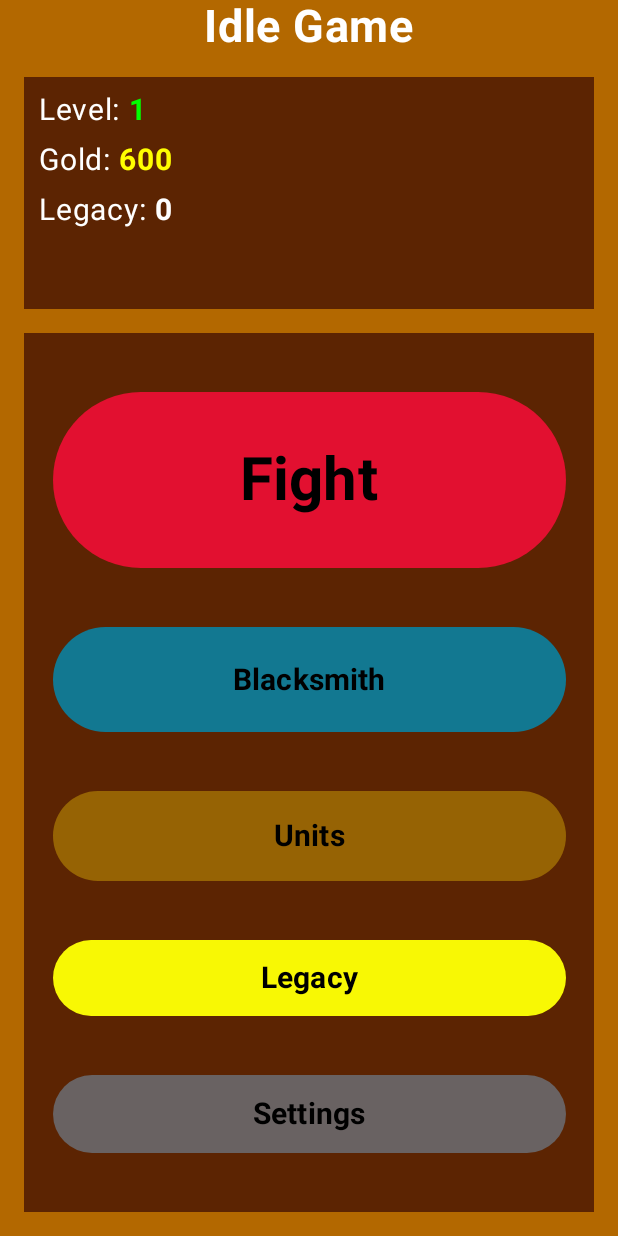
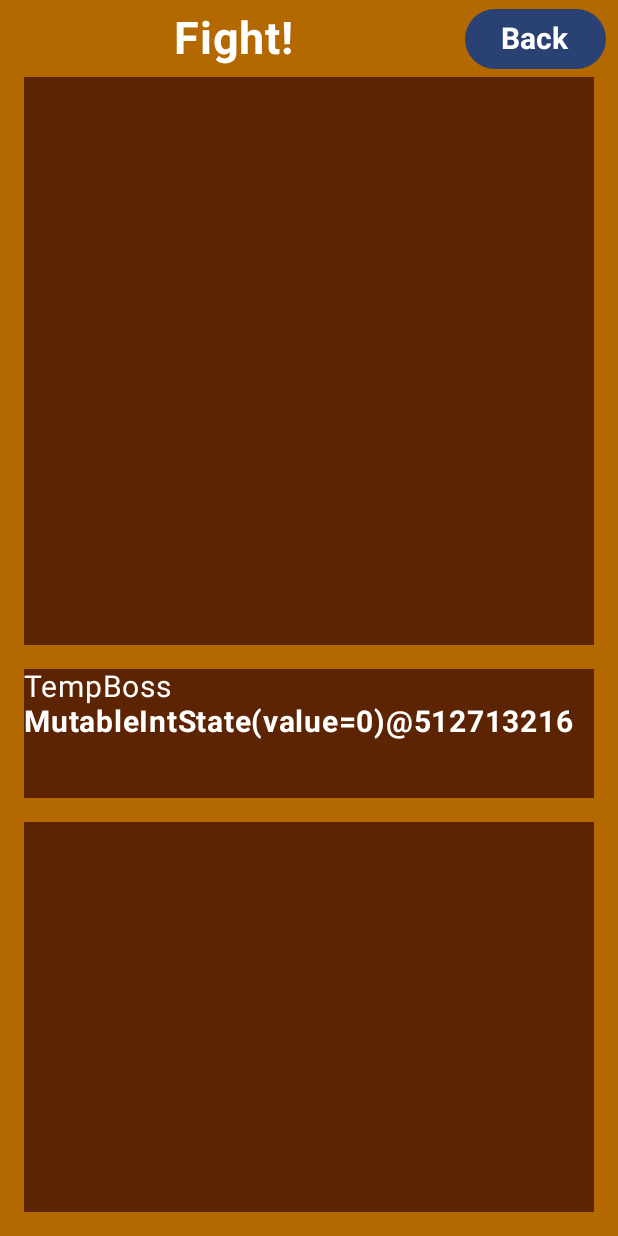
Before and after one commit to Remmy7/semestralnaPraca_VAMZ, an Android app built with Jetpack Compose: the screen it shows after launch (MainActivity), after a tap on "Fight", on a phone screen of 412 x 824 dp. Run offline under Robolectric (Android 15) with nearby library versions, the phone set to English and light mode, and no system bars.

Commit message:
Pridanie navigácie na fightmenu a naspäť, práca na viewmodeli fightmenu, výpis fightmenu

```diff
--- a/app/src/main/java/com/example/semestralnapraca_vamz/MainActivity.kt
+++ b/app/src/main/java/com/example/semestralnapraca_vamz/MainActivity.kt
@@ -14,8 +14,12 @@ import androidx.compose.runtime.Composable
 import androidx.compose.runtime.remember
 import androidx.compose.ui.Modifier
 import androidx.compose.ui.tooling.preview.Preview
+import androidx.navigation.NavHostController
+import androidx.navigation.compose.NavHost
+import androidx.navigation.compose.composable
+import androidx.navigation.compose.rememberNavController
+import com.example.semestralnapraca_vamz.ui.FightMenu
 import com.example.semestralnapraca_vamz.ui.MainMenu
-import com.example.semestralnapraca_vamz.ui.navController
 import com.example.semestralnapraca_vamz.ui.theme.SemestralnaPraca_VAMZTheme
 import com.example.semestralnapraca_vamz.viewModels.MainMenuViewModel
 
@@ -32,10 +36,19 @@ class MainActivity : ComponentActivity() {
                     modifier = Modifier.fillMaxSize(),
                     color = MaterialTheme.colorScheme.background
                 ) {
+                    val navController = rememberNavController()
                     val isLandscape = remember {
                         resources.configuration.orientation == Configuration.ORIENTATION_LANDSCAPE
                     }
-                    MainMenu(this, isLandscape)
+                    val context: Context = this
+                    NavHost(navController = navController, startDestination = "main_menu") {
+                        composable("main_menu") {
+                            MainMenu(context, isLandscape, navController)
+                        }
+                        composable("fight_menu") {
+                            FightMenu(context, isLandscape, navController)
+                        }
+                    }
                 }
             }
         }
@@ -48,8 +61,14 @@ class MainActivity : ComponentActivity() {
         UnitsMenu,
         LegacyMenu
     }
-
-
-
-
+    fun navigateTo(screen: IdleGameScreen, navController: NavHostController) {
+        when (screen) {
+            IdleGameScreen.BlacksmithMenu -> navController.navigate("blacksmith_menu")
+            IdleGameScreen.FightMenu -> navController.navigate("fight_menu")
+            IdleGameScreen.LegacyMenu -> navController.navigate("legacy_menu")
+            IdleGameScreen.MainMenu -> navController.navigate("main_menu")
+            IdleGameScreen.SettingsMenu -> navController.navigate("settings_menu")
+            IdleGameScreen.UnitsMenu -> navController.navigate("units_menu")
+        }
+    }
 }
--- a/app/src/main/java/com/example/semestralnapraca_vamz/SharedPreferencesHelper.kt
+++ b/app/src/main/java/com/example/semestralnapraca_vamz/SharedPreferencesHelper.kt
@@ -19,6 +19,7 @@ object SharedPreferencesHelper {
         val _monsterLevel = "monsterLevel"
         val _monsterHealth = "monsterHealth"
         val _monsterMaxHealth = "monsterMaxHealth"
+        val _monsterName = "monsterName"
 
         val _wizardLevel = "wizardLevel"
         val _wizardWeaponLevel = "wizardWeaponLevel"
@@ -77,6 +78,9 @@ object SharedPreferencesHelper {
 
     fun saveMonsterMaxHealth(preferenceHelper: SharedPreferences, monsterMaxHealth: Int) {
         preferenceHelper.edit().putInt(PreferenceHelper._monsterMaxHealth, monsterMaxHealth).apply()
+    }
+    fun saveMonsterName(preferenceHelper: SharedPreferences, monsterName: String) {
+        preferenceHelper.edit().putString(PreferenceHelper._monsterName, monsterName).apply()
     }
 
     fun saveWizardLevel(preferenceHelper: SharedPreferences, wizardLevel: Int) {
@@ -175,6 +179,9 @@ object SharedPreferencesHelper {
     fun getMonsterMaxHealth(preferenceHelper: SharedPreferences): Int {
         return preferenceHelper.getInt(PreferenceHelper._monsterMaxHealth, 0)
     }
+    fun getMonsterName(preferenceHelper: SharedPreferences): String? {
+        return preferenceHelper.getString(PreferenceHelper._monsterName, "TempBoss")
+    }
 
     fun getWizardLevel(preferenceHelper: SharedPreferences): Int {
         return preferenceHelper.getInt(PreferenceHelper._wizardLevel, 0)
--- a/app/src/main/java/com/example/semestralnapraca_vamz/ui/FightMenu.kt
+++ b/app/src/main/java/com/example/semestralnapraca_vamz/ui/FightMenu.kt
@@ -14,57 +14,84 @@ import androidx.compose.ui.Modifier
 import androidx.compose.ui.graphics.Color
 import androidx.compose.ui.platform.LocalContext
 import androidx.compose.ui.text.font.FontWeight
+import androidx.compose.ui.text.style.TextAlign
 import androidx.compose.ui.tooling.preview.Preview
 import androidx.compose.ui.unit.dp
 import androidx.compose.ui.unit.sp
+import androidx.navigation.NavController
+import androidx.navigation.compose.rememberNavController
 import com.example.semestralnapraca_vamz.viewModels.FightMenuViewModel
 
 var landscape: Boolean = false
 @Composable
 fun FightMenu(
     context: Context,
-    isLandscape: Boolean
+    isLandscape: Boolean,
+    navController: NavController
 ) {
     val viewModel = FightMenuViewModel(context)
     landscape = isLandscape
-    FightMenuContent(isLandscape, viewModel)
+    FightMenuContent(isLandscape, viewModel, navController)
 }
 
 @Composable
 fun FightMenuContent(
     isLandscape: Boolean,
-    viewModel: FightMenuViewModel
+    viewModel: FightMenuViewModel,
+    navController: NavController
 ) {
     if (isLandscape) {
-        LandscapeLayout(viewModel)
+        LandscapeLayout(viewModel, navController)
     } else {
-        PortraitLayout(viewModel)
+        PortraitLayout(viewModel, navController)
     }
 }
 
 @Composable
 fun PortraitLayout(
-    viewModel: FightMenuViewModel
+    viewModel: FightMenuViewModel,
+    navController: NavController
 ) {
     Column(
         modifier = Modifier
             .fillMaxSize()
             .background(Color(0xFFB36800))
     ) {
+
+        Row(
+            modifier = Modifier.fillMaxWidth(),
+            verticalAlignment = Alignment.CenterVertically
+
+        ) {
             Text(
                 text = "Fight!",
                 modifier = Modifier
-                .padding(bottom = 8.dp, top=8.dp)
-                .align(Alignment.CenterHorizontally),
+                    .padding(bottom = 8.dp, top = 8.dp)
+                    .weight(1f)
+                    .wrapContentWidth(Alignment.CenterHorizontally),
                 style = MaterialTheme.typography.bodyLarge.copy(fontSize = 30.sp),
                 color = Color.White,
-            fontWeight = FontWeight.Bold
+                fontWeight = FontWeight.Bold,
+                textAlign = TextAlign.Center
             )
+            Button(
+                onClick = {
+                    navController.navigate("main_menu")
+                },
+                modifier = Modifier
+                    .padding(end = 8.dp)
+                ) {
+                Text(text = "Back", fontSize = 20.sp, fontWeight = FontWeight.Bold)
+            }
+        }
+
+
+
         Column(
             modifier = Modifier
                 .fillMaxHeight(0.4f)
                 .fillMaxWidth()
-                .padding(start= 16.dp, end = 16.dp)
+                .padding(start = 16.dp, end = 16.dp)
                 .background(Color(0xFF5C2402)),
             verticalArrangement = Arrangement.SpaceEvenly
         )
@@ -75,7 +102,7 @@ fun PortraitLayout(
             modifier = Modifier
                 .fillMaxHeight(0.15f)
                 .fillMaxWidth()
-                .padding(start= 16.dp, end = 16.dp)
+                .padding(start = 16.dp, end = 16.dp)
                 .background(Color(0xFF5C2402)),
             verticalArrangement = Arrangement.SpaceEvenly
         )
@@ -91,14 +118,13 @@ fun PortraitLayout(
                 .background(Color(0xFF5C2402)),
         )
         {
-
-
+            monsterStats(viewModel, landscape)
         }
         Column(
             modifier = Modifier
                 .fillMaxHeight()
                 .fillMaxWidth()
-                .padding(start=16.dp, end=16.dp, bottom=16.dp)
+                .padding(start = 16.dp, end = 16.dp, bottom = 16.dp)
                 .background(Color(0xFF5C2402)),
             verticalArrangement = Arrangement.SpaceEvenly
         )
@@ -109,6 +135,64 @@ fun PortraitLayout(
 
 
     }
+}
+@Composable
+fun monsterStats(
+    viewModel: FightMenuViewModel,
+    isLandscape: Boolean
+) {
+    val monsterName = viewModel.monsterName
+    val monsterLevel = viewModel.monsterLevel
+    val monsterHealth = viewModel.monsterHealth
+    val monsterMaxHealth = viewModel.monsterMaxHealth
+
+    if (isLandscape) {
+        Row(
+            modifier = Modifier.fillMaxWidth()
+        ) {
+            Column(
+                modifier = Modifier.fillMaxWidth()
+            ) {
+                Text(
+                    text = monsterName,
+                    style = MaterialTheme.typography.bodyLarge.copy(fontSize = 20.sp),
+                    color = Color.White
+                )
+                Text(
+                    text = monsterLevel.toString(),
+                    style = MaterialTheme.typography.bodyLarge.copy(fontSize = 20.sp),
+                    color = Color.White,
+                    fontWeight = FontWeight.Bold
+                )
+            }
+            Column() {
+
+            }
+        }
+    } else {
+        Row(
+            modifier = Modifier.fillMaxWidth()
+        ) {
+            Column(
+                modifier = Modifier.fillMaxWidth()
+            ) {
+                Text(
+                    text = monsterName,
+                    style = MaterialTheme.typography.bodyLarge.copy(fontSize = 20.sp),
+                    color = Color.White
+                )
+                Text(
+                    text = monsterLevel.toString(),
+                    style = MaterialTheme.typography.bodyLarge.copy(fontSize = 20.sp),
+                    color = Color.White,
+                    fontWeight = FontWeight.Bold
+                )
+
+
+            }
+        }
+    }
+
 }
     /*Column(
             modifier = Modifier
@@ -197,7 +281,8 @@ fun PortraitLayout(
 
 @Composable
 fun LandscapeLayout(
-    viewModel: FightMenuViewModel
+    viewModel: FightMenuViewModel,
+    navController: NavController
 ) {
 }
 
@@ -205,9 +290,10 @@ fun LandscapeLayout(
 @Composable
 fun FightMenuPreview() {
     val context = LocalContext.current
-
+    val navController = rememberNavController()
     FightMenu(
         context,
-        isLandscape = false
+        isLandscape = false,
+        navController
     )
 }
--- a/app/src/main/java/com/example/semestralnapraca_vamz/ui/MainMenu.kt
+++ b/app/src/main/java/com/example/semestralnapraca_vamz/ui/MainMenu.kt
@@ -35,18 +35,11 @@ var landscapeFight: Boolean = false
 @Composable
 fun MainMenu(
     context: Context,
-    isLandscape: Boolean
+    isLandscape: Boolean,
+    navController: NavController
 ) {
     landscapeFight = isLandscape
-    val navController = rememberNavController()
-    NavHost(navController = navController, startDestination = MainActivity.IdleGameScreen.MainMenu.name) {
-        composable("mainMenu") {
-            //MainMenu(context, landscapeFight) //doesn't work yet
-        }
-        composable("fightMenu") {
-            //FightMenu(context, landscapeFight)
-        }
-    }
+
 
     val viewModel = remember { MainMenuViewModel(context) }
 
@@ -56,7 +49,7 @@ fun MainMenu(
 
 
 
-    MainMenuContent(level, gold, legacy, isLandscape, viewModel, context)
+    MainMenuContent(level, gold, legacy, isLandscape, viewModel, context, navController)
 }
 
 @Composable
@@ -66,12 +59,13 @@ fun MainMenuContent(
     legacy: MutableState<Int>,
     isLandscape: Boolean,
     viewModel: MainMenuViewModel,
-    context: Context
+    context: Context,
+    navController: NavController
 ) {
     if (isLandscape) {
-        LandscapeLayout(level, gold, legacy, viewModel, context)
+        LandscapeLayout(level, gold, legacy, viewModel, context, navController)
     } else {
-        PortraitLayout(level, gold, legacy, viewModel, context)
+        PortraitLayout(level, gold, legacy, viewModel, context, navController)
     }
 }
 @Composable
@@ -81,7 +75,8 @@ fun LandscapeLayout(
     gold: MutableState<Int>,
     legacy: MutableState<Int>,
     viewModel: MainMenuViewModel,
-    context: Context
+    context: Context,
+    navController: NavController
 ) {
     Row(
         modifier = Modifier
@@ -211,7 +206,8 @@ fun PortraitLayout(
     gold: MutableState<Int>,
     legacy: MutableState<Int>,
     viewModel: MainMenuViewModel,
-    context: Context
+    context: Context,
+    navController: NavController
 ) {
     Column(
         modifier = Modifier
@@ -236,7 +232,91 @@ fun PortraitLayout(
             StatsLayout(level = level, gold = gold, legacy = legacy)
         }
 
-        ButtonsLayout(isLandscape = false)
+        Column(
+            modifier = Modifier
+                .fillMaxHeight()
+                .fillMaxWidth()
+                .padding(16.dp)
+                .background(Color(0xFF5C2402)),
+            verticalArrangement = Arrangement.SpaceEvenly
+        )
+        {
+
+            Button(
+                onClick = {
+                    navController.navigate("fight_menu")
+                },
+                modifier = Modifier
+                    .fillMaxWidth(0.9f)
+                    .fillMaxHeight(0.20f)
+                    .align(Alignment.CenterHorizontally),
+                colors = ButtonDefaults.buttonColors(
+                    containerColor = Color(0xFFE21030),
+                    contentColor = Color.Black
+                ),
+                ) {
+                Text(text = "Fight", fontSize = 40.sp, fontWeight = FontWeight.Bold)
+            }
+
+            Button(
+                onClick = { },
+                modifier = Modifier
+                    .fillMaxWidth(0.9f)
+                    .fillMaxHeight(0.15f)
+                    .align(Alignment.CenterHorizontally),
+                colors = ButtonDefaults.buttonColors(
+                    containerColor = Color(0xFF127891),
+                    contentColor = Color.Black
+                ),
+
+                ) {
+                Text(text = "Blacksmith", fontSize = 20.sp, fontWeight = FontWeight.Bold)
+            }
+
+            Button(
+                onClick = { },
+                modifier = Modifier
+                    .fillMaxWidth(0.9f)
+                    .fillMaxHeight(0.15f)
+                    .align(Alignment.CenterHorizontally),
+                colors = ButtonDefaults.buttonColors(
+                    containerColor = Color(0xFF966304),
+                    contentColor = Color.Black
+                ),
+            ) {
+                Text(text = "Units", fontSize = 20.sp, fontWeight = FontWeight.Bold)
+            }
+
+
+            Button(
+                onClick = { },
+                modifier = Modifier
+                    .fillMaxWidth(0.9f)
+                    .fillMaxHeight(0.15f)
+                    .align(Alignment.CenterHorizontally),
+                colors = ButtonDefaults.buttonColors(
+                    containerColor = Color(0xFFF8F804),
+                    contentColor = Color.Black
+                ),
+
+                ) {
+                Text(text = "Legacy", fontSize = 20.sp, fontWeight = FontWeight.Bold)
+            }
+
+            Button(
+                onClick = { },
+                modifier = Modifier
+                    .fillMaxWidth(0.9f)
+                    .fillMaxHeight(0.18f)
+                    .align(Alignment.CenterHorizontally),
+                colors = ButtonDefaults.buttonColors(
+                    containerColor = Color(0xFF696262),
+                    contentColor = Color.Black
+                ),
+            ) {
+                Text(text = "Settings", fontSize = 20.sp, fontWeight = FontWeight.Bold)
+            }
+        }
     }
 }
 
@@ -273,155 +353,15 @@ fun StatItem(name: String, value: MutableState<Int>, color1: Color, color2: Colo
 }
 
 
-
-@Composable
-fun ButtonsLayout(isLandscape: Boolean) {
-    val buttonModifierPortrait = Modifier
-        .fillMaxWidth(0.7f)
-        .heightIn(min = 48.dp)
-    val buttonModifierLandscape = Modifier
-        .fillMaxWidth(0.7f)
-        .heightIn(min = 48.dp)
-    if (isLandscape) {
-        Column(
-            modifier = Modifier
-                .fillMaxHeight()
-                .fillMaxWidth()
-                .padding(16.dp)
-                .background(Color(0xFF5C2402)),
-            verticalArrangement = Arrangement.SpaceEvenly,
-        ) {
-            Row(
-                modifier = Modifier.fillMaxWidth(),
-                horizontalArrangement = Arrangement.SpaceEvenly
-            ) {
-                Button(
-                    onClick = {  },
-                    modifier = Modifier
-                        .weight(1f)
-                        .padding(vertical = 8.dp),
-                    colors = ButtonDefaults.buttonColors(
-                        containerColor = Color(0xFF127891),
-                        contentColor = Color.Black
-                    ),
-
-
-                    ) {
-                    Text(text = "Blacksmith")
-                }
-
-                Button(
-                    onClick = {  },
-                    modifier = Modifier
-                        .weight(1f)
-                        .padding(vertical = 8.dp),
-                    colors = ButtonDefaults.buttonColors(
-                        containerColor = Color(0xFF966304),
-                        contentColor = Color.Black
-                    ),
-
-                    ) {
-                    Text(text = "Units")
-                }
-            }
-
-        }
-
-    } else {
-        Column(
-            modifier = Modifier
-                .fillMaxHeight()
-                .fillMaxWidth()
-                .padding(16.dp)
-                .background(Color(0xFF5C2402)),
-            verticalArrangement = Arrangement.SpaceEvenly)
-        {
-
-            Button(
-                onClick = {  },
-                modifier = Modifier
-                    .fillMaxWidth(0.9f)
-                    .fillMaxHeight(0.20f)
-                    .align(Alignment.CenterHorizontally),
-                colors = ButtonDefaults.buttonColors(
-                    containerColor = Color(0xFFE21030),
-                    contentColor = Color.Black
-                ),
-
-
-                ) {
-                Text(text = "Fight", fontSize = 40.sp, fontWeight = FontWeight.Bold)
-            }
-
-            Button(
-                onClick = {  },
-                modifier = Modifier
-                    .fillMaxWidth(0.9f)
-                    .fillMaxHeight(0.15f)
-                    .align(Alignment.CenterHorizontally),
-                colors = ButtonDefaults.buttonColors(
-                    containerColor = Color(0xFF127891),
-                    contentColor = Color.Black
-                ),
-
-                ) {
-                Text(text = "Blacksmith", fontSize = 20.sp, fontWeight = FontWeight.Bold)
-            }
-
-            Button(
-                onClick = {  },
-                modifier = Modifier
-                    .fillMaxWidth(0.9f)
-                    .fillMaxHeight(0.15f)
-                    .align(Alignment.CenterHorizontally),
-                colors = ButtonDefaults.buttonColors(
-                    containerColor = Color(0xFF966304),
-                    contentColor = Color.Black
-                ),
-            ) {
-                Text(text = "Units", fontSize = 20.sp, fontWeight = FontWeight.Bold)
-            }
-
-
-            Button(
-                onClick = {  },
-                modifier = Modifier
-                    .fillMaxWidth(0.9f)
-                    .fillMaxHeight(0.15f)
-                    .align(Alignment.CenterHorizontally),
-                colors = ButtonDefaults.buttonColors(
-                    containerColor = Color(0xFFF8F804),
-                    contentColor = Color.Black
-                ),
-
-                ) {
-                Text(text = "Legacy", fontSize = 20.sp, fontWeight = FontWeight.Bold)
-            }
-
-            Button(
-                onClick = {  },
-                modifier = Modifier
-                    .fillMaxWidth(0.9f)
-                    .fillMaxHeight(0.18f)
-                    .align(Alignment.CenterHorizontally),
-                colors = ButtonDefaults.buttonColors(
-                    containerColor = Color(0xFF696262),
-                    contentColor = Color.Black
-                ),
-            ) {
-                Text(text = "Settings", fontSize = 20.sp, fontWeight = FontWeight.Bold)
-            }
-        }
-    }
-}
-
 @Preview
 @Composable
 fun MainMenuPreview() {
     val context = LocalContext.current
+    val navController = rememberNavController()
 
     MainMenu(
         context,
-        isLandscape = false
+        isLandscape = false,
+        navController
     )
 }
--- a/app/src/main/java/com/example/semestralnapraca_vamz/viewModels/FightMenuViewModel.kt
+++ b/app/src/main/java/com/example/semestralnapraca_vamz/viewModels/FightMenuViewModel.kt
@@ -1,7 +1,55 @@
 package com.example.semestralnapraca_vamz.viewModels
 
 import android.content.Context
+import android.content.SharedPreferences
+import androidx.compose.runtime.MutableState
+import androidx.compose.runtime.mutableIntStateOf
+import androidx.compose.runtime.mutableStateOf
 import androidx.lifecycle.ViewModel
+import com.example.semestralnapraca_vamz.SharedPreferencesHelper
+import com.example.semestralnapraca_vamz.SharedPreferencesHelper.PreferenceHelper._gold
+import com.example.semestralnapraca_vamz.SharedPreferencesHelper.PreferenceHelper._legacy
+import com.example.semestralnapraca_vamz.SharedPreferencesHelper.PreferenceHelper._level
 
-class FightMenuViewModel(private val context: Context) : ViewModel() {
+class FightMenuViewModel(context: Context) : ViewModel() {
+    private val _monsterLevel = mutableIntStateOf(1)
+    val monsterLevel: MutableState<Int> = _monsterLevel
+
+    private val _monsterHealth = mutableIntStateOf(100)
+    val monsterHealth: MutableState<Int> = _monsterHealth
+
+    private val _monsterMaxHealth = mutableIntStateOf(600)
+    val monsterMaxHealth: MutableState<Int> = _monsterMaxHealth
+
+    private var _monsterName = "TempBoss"
+    val monsterName: String = _monsterName
+
+    private val pref: SharedPreferences
+    private val sharedPreferencesHelper: SharedPreferencesHelper
+
+    init {
+        sharedPreferencesHelper = SharedPreferencesHelper
+        pref = SharedPreferencesHelper.getSharedPreferences(context)
+        loadSavedData()
+    }
+
+    private fun loadSavedData() {
+        _monsterLevel.value = sharedPreferencesHelper.getMonsterLevel(pref)
+        _monsterHealth.value = sharedPreferencesHelper.getMonsterHealth(pref)
+        _monsterMaxHealth.value = sharedPreferencesHelper.getMonsterMaxHealth(pref)
+        _monsterName = sharedPreferencesHelper.getMonsterName(pref).toString()
+    }
+
+    fun setMonsterStats(newLevel: Int, newHealth: Int, newMaxHealth: Int, newMonsterName: String) {
+        _monsterLevel.value = newLevel
+        _monsterHealth.value = newHealth
+        _monsterMaxHealth.value = newMaxHealth
+        _monsterName = newMonsterName
+        sharedPreferencesHelper.saveMonsterLevel(pref, newLevel)
+        sharedPreferencesHelper.saveMonsterHealth(pref, newHealth)
+        sharedPreferencesHelper.saveMonsterMaxHealth(pref, newMaxHealth)
+        sharedPreferencesHelper.saveMonsterName(pref, newMonsterName)
+    }
+
+
 }
--- a/app/src/main/java/com/example/semestralnapraca_vamz/viewModels/MainMenuViewModel.kt
+++ b/app/src/main/java/com/example/semestralnapraca_vamz/viewModels/MainMenuViewModel.kt
@@ -10,7 +10,7 @@ import com.example.semestralnapraca_vamz.MainActivity
 import com.example.semestralnapraca_vamz.SharedPreferencesHelper
 
 
-class MainMenuViewModel(private val context: Context) : ViewModel() {
+class MainMenuViewModel(context: Context) : ViewModel() {
     private val _level = mutableIntStateOf(1)
     val level: MutableState<Int> = _level
 
```
Lines whose indentation alone changed are shown as unchanged.
